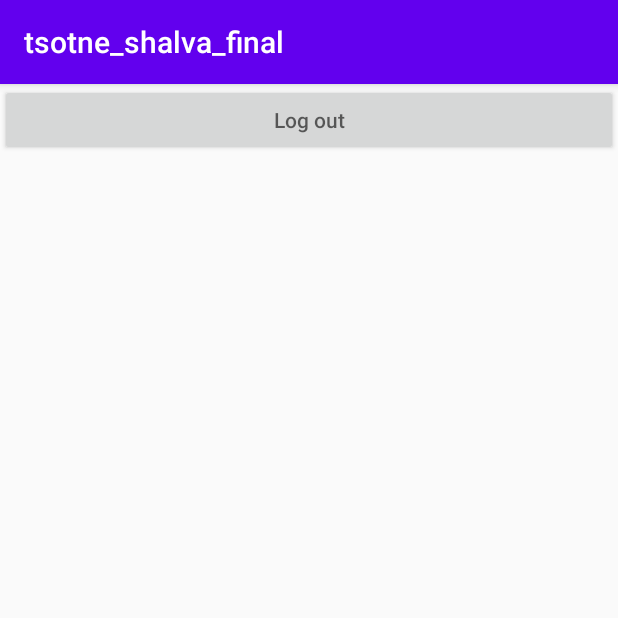
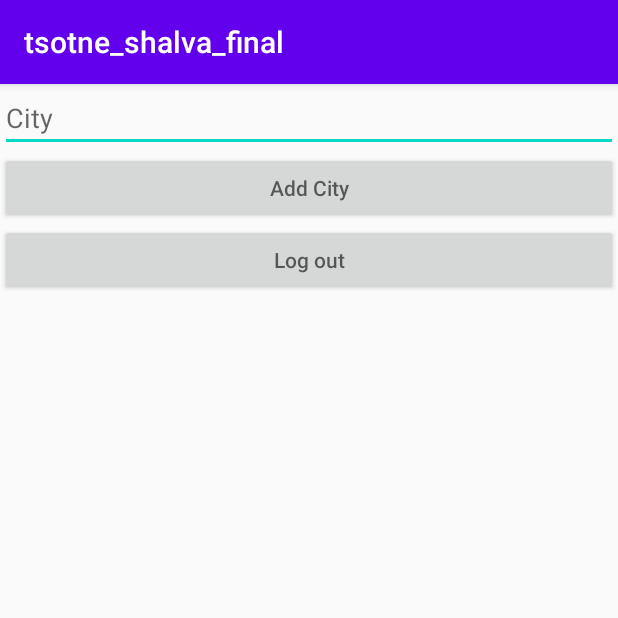
Before and after one commit to tsotne-mazmishvili/android_final, an Android app: the screen it shows after launch once a user with an empty profile is signed in (WeatherActivity), on a phone screen of 412 x 824 dp, the top half of it. Run offline under Robolectric (Android 15) with nearby library versions, the phone set to English and light mode, and no system bars; our stand-ins replace Firebase (no records; nobody signed in at launch, a user with empty details on screens opened directly).

Commit message:
added - multiple city weather functionality

```diff
--- a/app/src/main/java/com/example/tsotne_shalva_final/WeatherActivity.kt
+++ b/app/src/main/java/com/example/tsotne_shalva_final/WeatherActivity.kt
@@ -24,7 +24,10 @@ class WeatherActivity : AppCompatActivity() {
         super.onCreate(savedInstanceState)
         setContentView(R.layout.activity_weather)
         logOut()
-        getWeather()
+        getWeather("Tbilisi")
+        addCityButton.setOnClickListener{
+            getWeather(cityEditText.text.toString())
+        }
     }
 
     fun logOut(){
@@ -36,12 +39,12 @@ class WeatherActivity : AppCompatActivity() {
         }
     }
 
-    private fun getWeather(){
+    private fun getWeather(city:String){
         recyclerView.layoutManager = LinearLayoutManager(this)
         adapter = WeathersRecyclerViewAdapter(weathers, this)
         recyclerView.adapter = adapter
 
-        DataLoader.getRequest("Tbilisi", apiKey, unitMetric,  object :CustomCallback{
+        DataLoader.getRequest(city, apiKey, unitMetric,  object :CustomCallback{
 
             override fun onSuccess(result: String) {
                 try {
--- a/app/src/main/res/layout/activity_weather.xml
+++ b/app/src/main/res/layout/activity_weather.xml
@@ -7,6 +7,16 @@
     tools:context=".WeatherActivity"
     android:orientation="vertical">
 
+    <EditText
+        android:id="@+id/cityEditText"
+        android:layout_width="match_parent"
+        android:layout_height="wrap_content"
+        android:hint="City"/>
+    <Button
+        android:id="@+id/addCityButton"
+        android:layout_width="match_parent"
+        android:layout_height="wrap_content"
+        android:hint="Add City"/>
 
     <Button
         android:hint="Log out"
```
